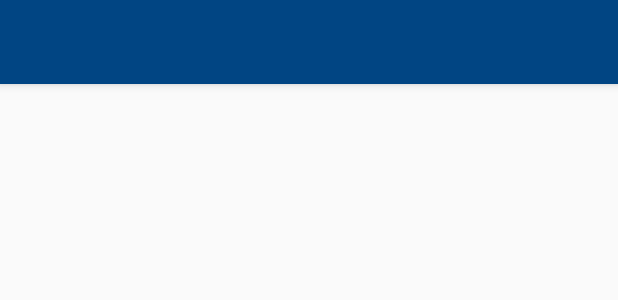
After one commit to markleonardireland/RaceTheWorld, an Android app: the layout activity_my_challenges.xml on its own in the app's theme, with its tools: preview values and no code run, on a phone screen of 412 x 824 dp. The commit adds this screen. Shown: the top 300 px of the screen. Run offline under Robolectric (Android 15) with nearby library versions, the phone set to English and light mode, and no system bars.

Commit message:
Reordered challenge structure

```diff
--- a/app/src/main/AndroidManifest.xml
+++ b/app/src/main/AndroidManifest.xml
@@ -25,8 +25,10 @@
             android:theme="@style/AppTheme.NoActionBar" />
         <activity
             android:name=".Activities.SearchUser"
-            android:windowSoftInputMode="adjustPan"></activity>
-        <activity android:name=".Activities.PreChallengeActivity"></activity>
+            android:windowSoftInputMode="adjustPan" />
+        <activity android:name=".Activities.PreChallengeActivity" />
+        <activity android:name=".Activities.ResultsActivity" />
+        <activity android:name=".Activities.MyChallengesActivity"></activity>
     </application>
 
 </manifest>
--- /dev/null
+++ b/app/src/main/res/layout/activity_my_challenges.xml
@@ -0,0 +1,19 @@
+<?xml version="1.0" encoding="utf-8"?>
+<android.support.constraint.ConstraintLayout xmlns:android="http://schemas.android.com/apk/res/android"
+    xmlns:app="http://schemas.android.com/apk/res-auto"
+    xmlns:tools="http://schemas.android.com/tools"
+    android:layout_width="match_parent"
+    android:layout_height="match_parent"
+    tools:context=".Activities.MyChallengesActivity">
+
+    <android.support.v7.widget.Toolbar
+        android:id="@+id/toolbar"
+        android:layout_width="match_parent"
+        android:layout_height="?android:attr/actionBarSize"
+        android:background="@color/colorPrimary"
+        android:elevation="4dp"
+        android:theme="@style/ThemeOverlay.AppCompat.Dark.ActionBar"
+        app:popupTheme="@style/ThemeOverlay.AppCompat.Dark" />
+
+
+</android.support.constraint.ConstraintLayout>
--- a/app/src/main/res/layout/activity_race.xml
+++ b/app/src/main/res/layout/activity_race.xml
@@ -253,7 +253,7 @@
     </RelativeLayout>
 
     <Button
-        android:id="@+id/button3"
+        android:id="@+id/stop_button"
         android:layout_width="117dp"
         android:layout_height="63dp"
         android:layout_alignParentBottom="true"
--- a/app/src/main/res/menu/drawermenu.xml
+++ b/app/src/main/res/menu/drawermenu.xml
@@ -16,10 +16,6 @@
             android:icon="@drawable/ic_directions_run_black_24dp"
             android:title="My Challenges" />
         <item
-            android:id="@+id/nav_race"
-            android:icon="@drawable/ic_directions_run_black_24dp"
-            android:title="Race" />
-        <item
             android:id="@+id/nav_logout"
             android:icon="@drawable/ic_logout_black_24dp"
             android:title="Log Out" />
```
Also changed, not shown: app/src/main/java/com/example/mark/racetheworld/Activities/Menu.java (+6 -3 lines), app/src/main/java/com/example/mark/racetheworld/Activities/MyChallengesActivity.java (added, +14 -0 lines), app/src/main/java/com/example/mark/racetheworld/Activities/PreChallengeActivity.java (+27 -0 lines), app/src/main/java/com/example/mark/racetheworld/Activities/RaceActivity.java (+41 -3 lines), app/src/main/java/com/example/mark/racetheworld/Activities/ResultsActivity.java (added, +15 -0 lines), app/src/main/java/com/example/mark/racetheworld/FireBase/Challenge.java (added, +19 -0 lines), app/src/main/java/com/example/mark/racetheworld/FireBase/FirebaseDBHelper.java (+27 -0 lines), app/src/main/res/layout/activity_pre_challenge.xml (+20 -0 lines), app/src/main/res/layout/activity_results.xml (added, +9 -0 lines).
